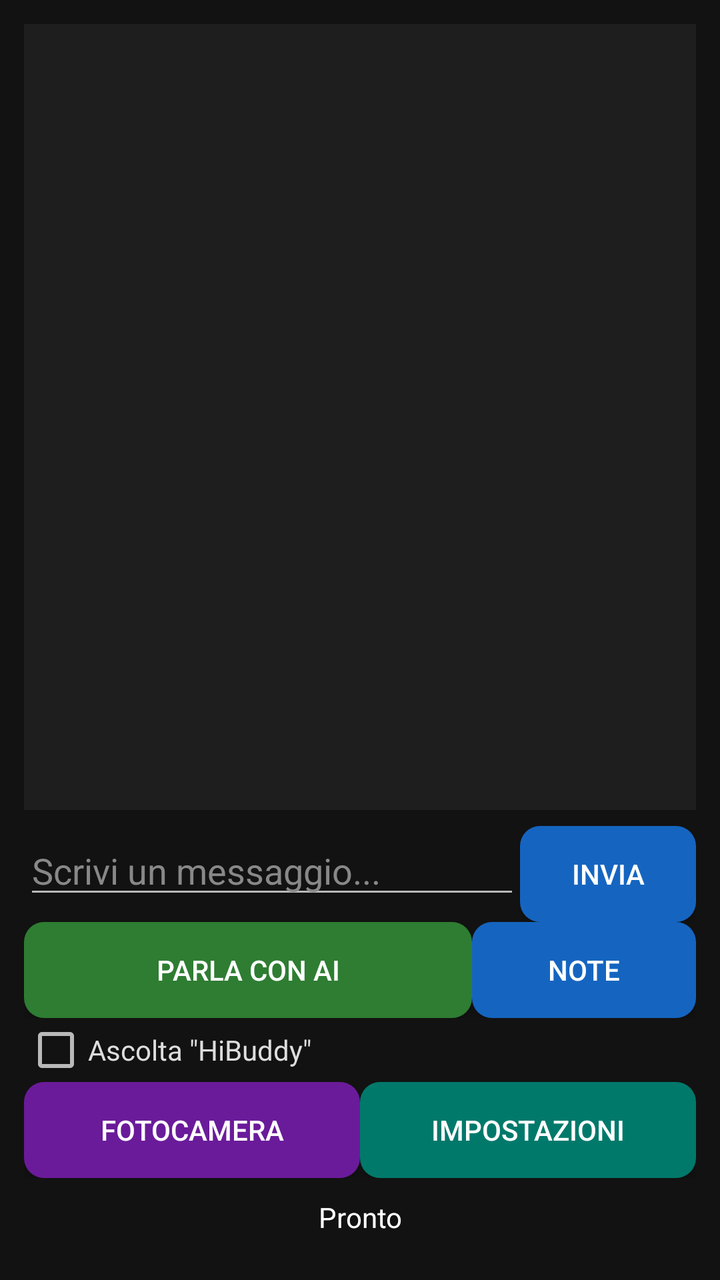
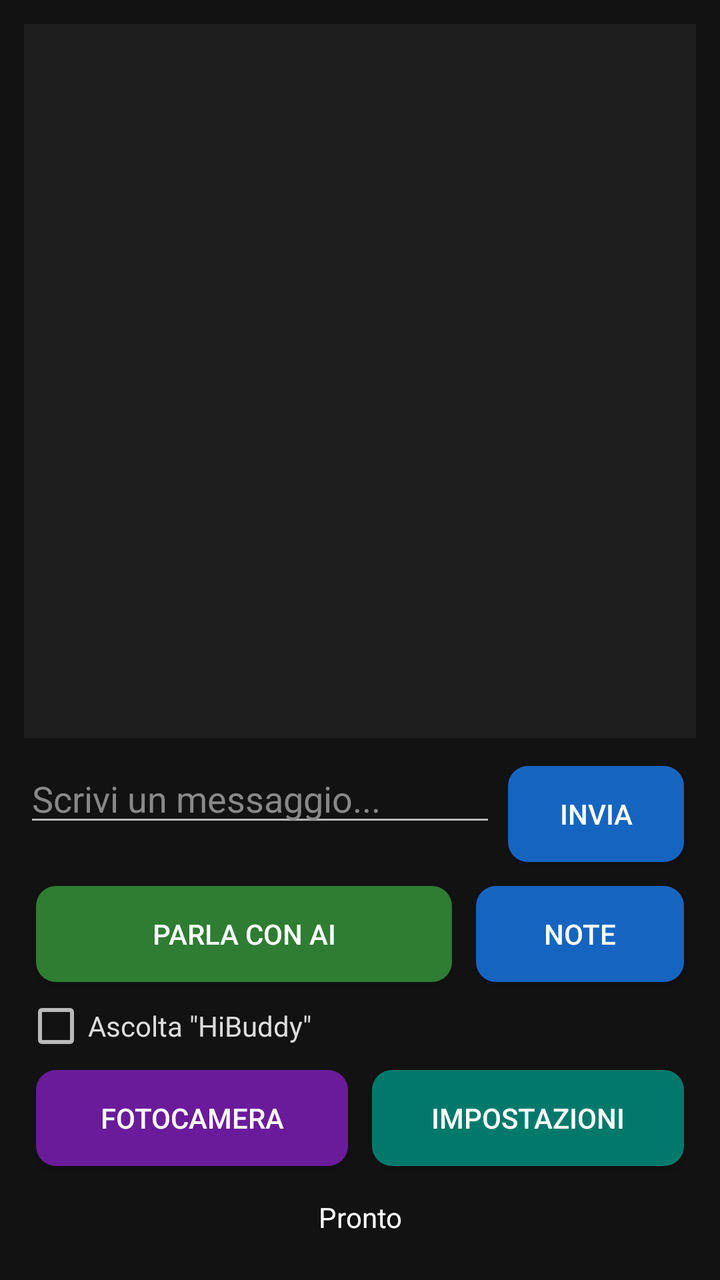

An Android layout rendered at two revisions. The XML below is the earlier revision; the diff shows what the commit changed to produce the second picture.
<!-- AndroidManifest.xml: application theme Theme.AppCompat.NoActionBar -->
<!-- res/layout/activity_main.xml -->
<?xml version="1.0" encoding="utf-8"?>
<LinearLayout xmlns:android="http://schemas.android.com/apk/res/android"
    android:layout_width="match_parent"
    android:layout_height="match_parent"
    android:orientation="vertical"
    android:padding="12dp"
    android:background="#121212">

    <LinearLayout
        android:id="@+id/screenChat"
        android:layout_width="match_parent"
        android:layout_height="0dp"
        android:layout_weight="1"
        android:orientation="vertical">

        <ScrollView
            android:id="@+id/transcriptScroll"
            android:layout_width="match_parent"
            android:layout_height="0dp"
            android:layout_weight="1"
            android:background="#1E1E1E">

            <TextView
                android:id="@+id/tvTranscript"
                android:layout_width="match_parent"
                android:layout_height="wrap_content"
                android:padding="8dp"
                android:textColor="#DDDDDD"
                android:textSize="14sp"
                android:text="" />
        </ScrollView>

        <LinearLayout
            android:layout_width="match_parent"
            android:layout_height="wrap_content"
            android:orientation="horizontal"
            android:paddingTop="8dp">

            <EditText
                android:id="@+id/etMessage"
                android:layout_width="0dp"
                android:layout_height="wrap_content"
                android:layout_weight="1"
                android:hint="Scrivi un messaggio..."
                android:textColor="#FFFFFF"
                android:textColorHint="#888888"
                android:inputType="textCapSentences"
                android:imeOptions="actionSend"
                android:maxLines="3" />

            <Button
                android:id="@+id/btnSendText"
                android:background="@drawable/btn_blue"
                android:backgroundTint="@null"
                android:textColor="#FFFFFF"
                android:layout_width="wrap_content"
                android:layout_height="wrap_content"
                android:text="Invia" />
        </LinearLayout>

        <LinearLayout
            android:layout_width="match_parent"
            android:layout_height="wrap_content"
            android:orientation="horizontal">

            <Button
                android:id="@+id/btnConnect"
                android:background="@drawable/btn_green"
                android:backgroundTint="@null"
                android:textColor="#FFFFFF"
                android:layout_width="0dp"
                android:layout_height="wrap_content"
                android:layout_weight="2"
                android:text="Parla con AI" />

            <Button
                android:id="@+id/btnNotes"
                android:background="@drawable/btn_blue"
                android:backgroundTint="@null"
                android:textColor="#FFFFFF"
                android:layout_width="0dp"
                android:layout_height="wrap_content"
                android:layout_weight="1"
                android:text="Note" />
        </LinearLayout>

        <LinearLayout
            android:layout_width="match_parent"
            android:layout_height="wrap_content"
            android:orientation="horizontal"
            android:gravity="center_vertical">

            <CheckBox
                android:id="@+id/cbWake"
                android:layout_width="0dp"
                android:layout_height="wrap_content"
                android:layout_weight="1"
                android:text="Ascolta &quot;HiBuddy&quot;"
                android:textColor="#DDDDDD" />

            <Button
                android:id="@+id/btnUpdate"
                android:background="@drawable/btn_orange"
                android:backgroundTint="@null"
                android:textColor="#FFFFFF"
                android:layout_width="wrap_content"
                android:layout_height="wrap_content"
                android:text="Aggiorna"
                android:visibility="gone" />
        </LinearLayout>

        <LinearLayout
            android:layout_width="match_parent"
            android:layout_height="wrap_content"
            android:orientation="horizontal">

            <Button
                android:id="@+id/btnOpenCamera"
                android:background="@drawable/btn_purple"
                android:backgroundTint="@null"
                android:textColor="#FFFFFF"
                android:layout_width="0dp"
                android:layout_height="wrap_content"
                android:layout_weight="1"
                android:text="Fotocamera" />

            <Button
                android:id="@+id/btnOpenSettings"
                android:background="@drawable/btn_teal"
                android:backgroundTint="@null"
                android:textColor="#FFFFFF"
                android:layout_width="0dp"
                android:layout_height="wrap_content"
                android:layout_weight="1"
                android:text="Impostazioni" />
        </LinearLayout>
    </LinearLayout>

    <LinearLayout
        android:id="@+id/screenCamera"
        android:layout_width="match_parent"
        android:layout_height="0dp"
        android:layout_weight="1"
        android:orientation="vertical"
        android:visibility="gone">

        <SurfaceView
            android:id="@+id/cameraPreview"
            android:layout_width="match_parent"
            android:layout_height="0dp"
            android:layout_weight="1" />

        <LinearLayout
            android:layout_width="match_parent"
            android:layout_height="wrap_content"
            android:orientation="horizontal"
            android:paddingTop="8dp">

            <Button
                android:id="@+id/btnSendFrame"
                android:background="@drawable/btn_purple"
                android:backgroundTint="@null"
                android:textColor="#FFFFFF"
                android:layout_width="0dp"
                android:layout_height="wrap_content"
                android:layout_weight="1"
                android:text="Invia Foto" />

            <Button
                android:id="@+id/btnCloseCamera"
                android:background="@drawable/btn_gray"
                android:backgroundTint="@null"
                android:textColor="#FFFFFF"
                android:layout_width="0dp"
                android:layout_height="wrap_content"
                android:layout_weight="1"
                android:text="Chiudi" />
        </LinearLayout>
    </LinearLayout>

    <LinearLayout
        android:id="@+id/screenSettings"
        android:layout_width="match_parent"
        android:layout_height="0dp"
        android:layout_weight="1"
        android:orientation="vertical"
        android:visibility="gone">

        <TextView
            android:layout_width="match_parent"
            android:layout_height="wrap_content"
            android:text="Chiave API Gemini"
            android:textColor="#FFFFFF"
            android:paddingBottom="4dp" />

        <LinearLayout
            android:layout_width="match_parent"
            android:layout_height="wrap_content"
            android:orientation="horizontal"
            android:paddingBottom="16dp">

            <EditText
                android:id="@+id/etApiKey"
                android:layout_width="0dp"
                android:layout_height="wrap_content"
                android:layout_weight="1"
                android:hint="Incolla API Key Gemini..."
                android:textColor="#FFFFFF"
                android:textColorHint="#888888"
                android:inputType="textPassword"
                android:singleLine="true" />

            <Button
                android:id="@+id/btnSaveKey"
                android:background="@drawable/btn_blue"
                android:backgroundTint="@null"
                android:textColor="#FFFFFF"
                android:layout_width="wrap_content"
                android:layout_height="wrap_content"
                android:text="Salva" />
        </LinearLayout>

        <TextView
            android:layout_width="match_parent"
            android:layout_height="wrap_content"
            android:text="Voce"
            android:textColor="#FFFFFF"
            android:paddingBottom="4dp" />

        <Spinner
            android:id="@+id/spVoice"
            android:layout_width="match_parent"
            android:layout_height="wrap_content"
            android:background="#303030"
            android:popupBackground="#303030" />

        <TextView
            android:layout_width="match_parent"
            android:layout_height="wrap_content"
            android:text="La voce scelta vale dalla sessione successiva."
            android:textColor="#AAAAAA"
            android:textSize="12sp"
            android:paddingTop="8dp"
            android:paddingBottom="16dp" />

        <Button
            android:id="@+id/btnCloseSettings"
                android:background="@drawable/btn_gray"
                android:backgroundTint="@null"
                android:textColor="#FFFFFF"
            android:layout_width="match_parent"
            android:layout_height="wrap_content"
            android:text="Chiudi" />
    </LinearLayout>

    <TextView
        android:id="@+id/statusText"
        android:layout_width="match_parent"
        android:layout_height="wrap_content"
        android:text="Pronto"
        android:textColor="#FFFFFF"
        android:padding="10dp"
        android:gravity="center" />
</LinearLayout>
<!-- resources referenced by this layout -->
<resources>
  <!-- drawable btn_blue (drawable) -->
  <?xml version="1.0" encoding="utf-8"?>
  <shape xmlns:android="http://schemas.android.com/apk/res/android"
      android:shape="rectangle">
      <solid android:color="#1565C0" />
      <corners android:radius="10dp" />
  </shape>
  <!-- drawable btn_gray (drawable) -->
  <?xml version="1.0" encoding="utf-8"?>
  <shape xmlns:android="http://schemas.android.com/apk/res/android"
      android:shape="rectangle">
      <solid android:color="#455A64" />
      <corners android:radius="10dp" />
  </shape>
  <!-- drawable btn_green (drawable) -->
  <?xml version="1.0" encoding="utf-8"?>
  <shape xmlns:android="http://schemas.android.com/apk/res/android"
      android:shape="rectangle">
      <solid android:color="#2E7D32" />
      <corners android:radius="10dp" />
  </shape>
  <!-- drawable btn_orange (drawable) -->
  <?xml version="1.0" encoding="utf-8"?>
  <shape xmlns:android="http://schemas.android.com/apk/res/android"
      android:shape="rectangle">
      <solid android:color="#EF6C00" />
      <corners android:radius="10dp" />
  </shape>
  <!-- drawable btn_purple (drawable) -->
  <?xml version="1.0" encoding="utf-8"?>
  <shape xmlns:android="http://schemas.android.com/apk/res/android"
      android:shape="rectangle">
      <solid android:color="#6A1B9A" />
      <corners android:radius="10dp" />
  </shape>
  <!-- drawable btn_teal (drawable) -->
  <?xml version="1.0" encoding="utf-8"?>
  <shape xmlns:android="http://schemas.android.com/apk/res/android"
      android:shape="rectangle">
      <solid android:color="#00796B" />
      <corners android:radius="10dp" />
  </shape>
</resources>

<!-- the commit's change to res/layout/activity_main.xml (unified diff, before → after) -->
@@ -52,6 +52,7 @@
                 android:id="@+id/btnSendText"
                 android:background="@drawable/btn_blue"
                 android:backgroundTint="@null"
+                android:layout_margin="6dp"
                 android:textColor="#FFFFFF"
                 android:layout_width="wrap_content"
                 android:layout_height="wrap_content"
@@ -67,6 +68,7 @@
                 android:id="@+id/btnConnect"
                 android:background="@drawable/btn_green"
                 android:backgroundTint="@null"
+                android:layout_margin="6dp"
                 android:textColor="#FFFFFF"
                 android:layout_width="0dp"
                 android:layout_height="wrap_content"
@@ -77,6 +79,7 @@
                 android:id="@+id/btnNotes"
                 android:background="@drawable/btn_blue"
                 android:backgroundTint="@null"
+                android:layout_margin="6dp"
                 android:textColor="#FFFFFF"
                 android:layout_width="0dp"
                 android:layout_height="wrap_content"
@@ -102,6 +105,7 @@
                 android:id="@+id/btnUpdate"
                 android:background="@drawable/btn_orange"
                 android:backgroundTint="@null"
+                android:layout_margin="6dp"
                 android:textColor="#FFFFFF"
                 android:layout_width="wrap_content"
                 android:layout_height="wrap_content"
@@ -118,6 +122,7 @@
                 android:id="@+id/btnOpenCamera"
                 android:background="@drawable/btn_purple"
                 android:backgroundTint="@null"
+                android:layout_margin="6dp"
                 android:textColor="#FFFFFF"
                 android:layout_width="0dp"
                 android:layout_height="wrap_content"
@@ -128,6 +133,7 @@
                 android:id="@+id/btnOpenSettings"
                 android:background="@drawable/btn_teal"
                 android:backgroundTint="@null"
+                android:layout_margin="6dp"
                 android:textColor="#FFFFFF"
                 android:layout_width="0dp"
                 android:layout_height="wrap_content"
@@ -160,6 +166,7 @@
                 android:id="@+id/btnSendFrame"
                 android:background="@drawable/btn_purple"
                 android:backgroundTint="@null"
+                android:layout_margin="6dp"
                 android:textColor="#FFFFFF"
                 android:layout_width="0dp"
                 android:layout_height="wrap_content"
@@ -170,6 +177,7 @@
                 android:id="@+id/btnCloseCamera"
                 android:background="@drawable/btn_gray"
                 android:backgroundTint="@null"
+                android:layout_margin="6dp"
                 android:textColor="#FFFFFF"
                 android:layout_width="0dp"
                 android:layout_height="wrap_content"
@@ -214,6 +222,7 @@
                 android:id="@+id/btnSaveKey"
                 android:background="@drawable/btn_blue"
                 android:backgroundTint="@null"
+                android:layout_margin="6dp"
                 android:textColor="#FFFFFF"
                 android:layout_width="wrap_content"
                 android:layout_height="wrap_content"
@@ -247,6 +256,7 @@
             android:id="@+id/btnCloseSettings"
                 android:background="@drawable/btn_gray"
                 android:backgroundTint="@null"
+                android:layout_margin="6dp"
                 android:textColor="#FFFFFF"
             android:layout_width="match_parent"
             android:layout_height="wrap_content"
